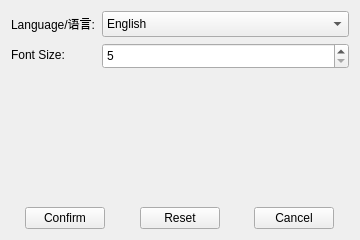
First picture: the form in SettingsWidget/SettingsWidget.ui, repository Philip117/FBXViewer, before the edit.
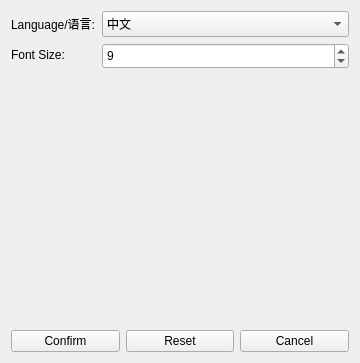
Second picture: the form after the edit.

```diff
--- a/SettingsWidget/SettingsWidget.ui
+++ b/SettingsWidget/SettingsWidget.ui
@@ -10,7 +10,7 @@
     <x>0</x>
     <y>0</y>
     <width>360</width>
-    <height>240</height>
+    <height>363</height>
    </rect>
   </property>
   <property name="windowTitle">
@@ -51,13 +51,16 @@
         <enum>QAbstractSpinBox::CorrectionMode::CorrectToNearestValue</enum>
        </property>
        <property name="minimum">
-        <number>5</number>
+        <number>8</number>
        </property>
        <property name="maximum">
-        <number>16</number>
+        <number>12</number>
        </property>
        <property name="stepType">
-        <enum>QAbstractSpinBox::StepType::DefaultStepType</enum>
+        <enum>QAbstractSpinBox::DefaultStepType</enum>
+       </property>
+       <property name="value">
+        <number>9</number>
        </property>
       </widget>
      </item>
@@ -71,7 +74,7 @@
        </property>
        <item>
         <property name="text">
-         <string>English</string>
+         <string notr="true">中文</string>
         </property>
        </item>
        <item>
@@ -98,21 +101,21 @@
    </item>
    <item>
     <layout class="QHBoxLayout" name="horizontalLayout">
-     <item alignment="Qt::AlignmentFlag::AlignHCenter">
+     <item>
       <widget class="QPushButton" name="pushButton_confirm">
        <property name="text">
         <string>Confirm</string>
        </property>
       </widget>
      </item>
-     <item alignment="Qt::AlignmentFlag::AlignHCenter">
+     <item>
       <widget class="QPushButton" name="pushButton_reset">
        <property name="text">
         <string>Reset</string>
        </property>
       </widget>
      </item>
-     <item alignment="Qt::AlignmentFlag::AlignHCenter">
+     <item>
       <widget class="QPushButton" name="pushButton_cancel">
        <property name="text">
         <string>Cancel</string>
```
Left out of the diff: 12 changed lines with no effect on the pictures.
